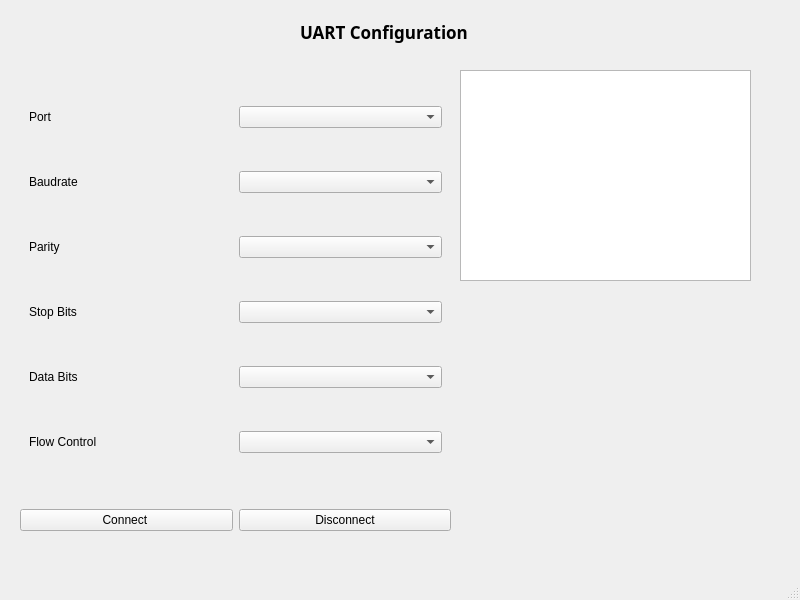
First picture: the form in uart.ui, repository Nourreddine1920/Serial_Port_COM, before the edit.
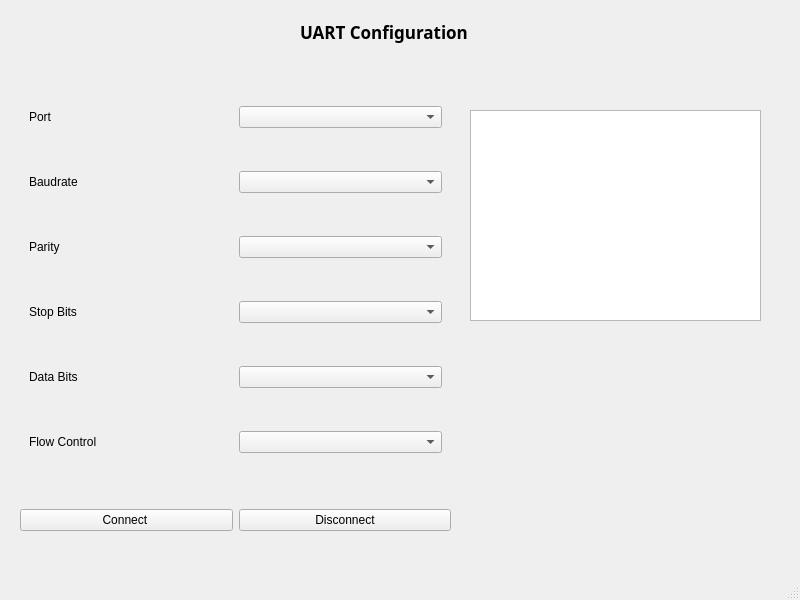
Second picture: the form after the edit.

Commit message: fixing disconnect button

```diff
--- a/uart.ui
+++ b/uart.ui
@@ -37,8 +37,8 @@
    <widget class="QTextBrowser" name="textBrowser">
     <property name="geometry">
      <rect>
-      <x>460</x>
-      <y>70</y>
+      <x>470</x>
+      <y>110</y>
       <width>291</width>
       <height>211</height>
      </rect>
```
The commit also changes 1 other file.
